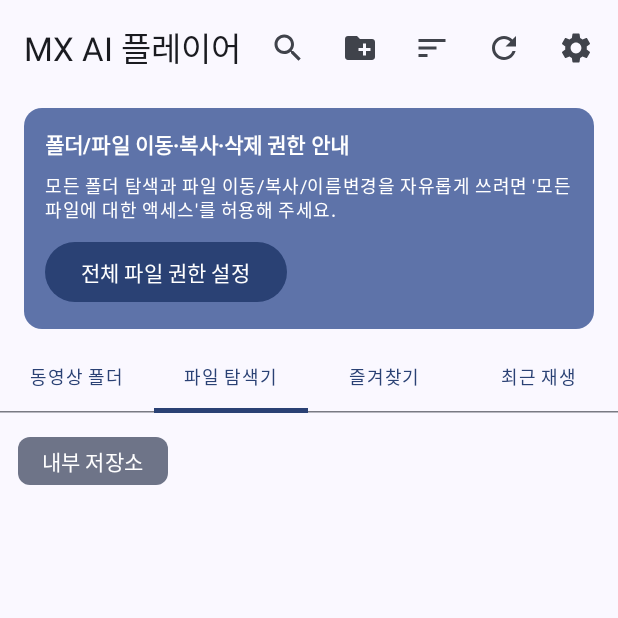
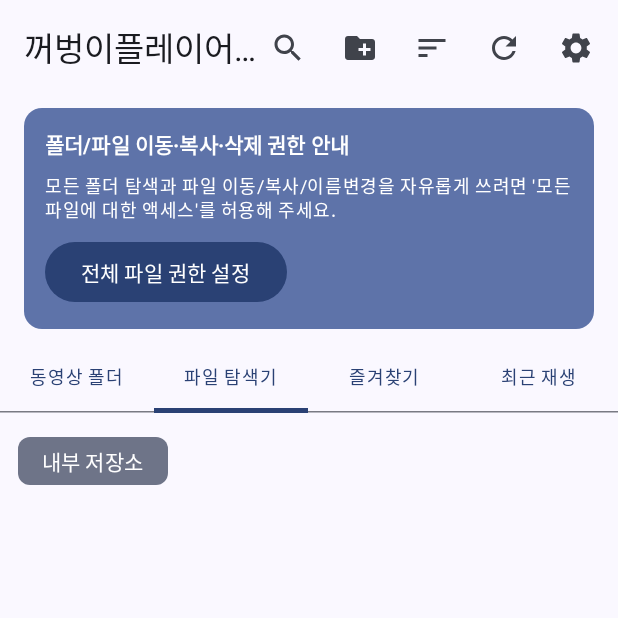
Before and after one commit to kkubunge/VideoPlayer, an Android app built with Jetpack Compose: the screen it shows after launch (MainActivity), tab 2 chosen, on a phone screen of 412 x 824 dp, the top half of it. Run offline under Robolectric (Android 15) with nearby library versions, the phone set to English and light mode, and no system bars; 1 statement that could not run was skipped.

Commit message:
chore: 어플명을 꺼벙이플레이어 (kkubunge Player)로 변경

```diff
--- a/app/src/main/java/com/aiutil/videoplayer/ui/explorer/ExplorerScreen.kt
+++ b/app/src/main/java/com/aiutil/videoplayer/ui/explorer/ExplorerScreen.kt
@@ -373,7 +373,11 @@ fun ExplorerScreen(
                                 overflow = TextOverflow.Ellipsis,
                             )
                         } else {
-                            Text("MX AI 플레이어")
+                            Text(
+                                text = "꺼벙이플레이어 (kkubunge Player)",
+                                maxLines = 1,
+                                overflow = TextOverflow.Ellipsis,
+                            )
                         }
                     },
                     navigationIcon = {
--- a/app/src/main/res/values/strings.xml
+++ b/app/src/main/res/values/strings.xml
@@ -1,4 +1,4 @@
 <?xml version="1.0" encoding="utf-8"?>
 <resources>
-    <string name="app_name">MX AI 플레이어</string>
+    <string name="app_name">꺼벙이플레이어</string>
 </resources>
```
Also changed, not shown: 1 other file.
